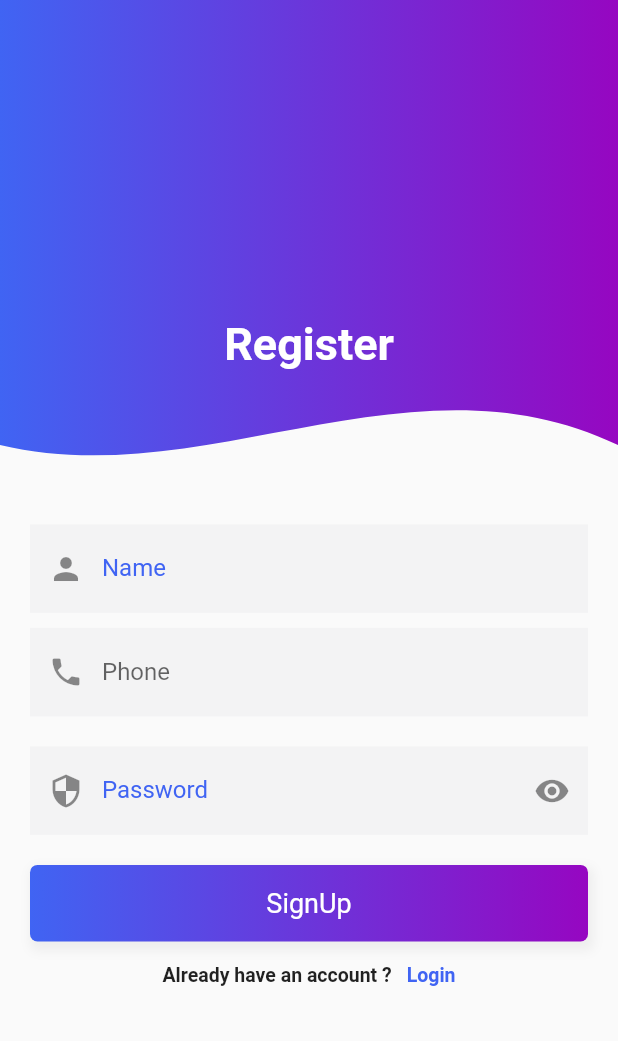
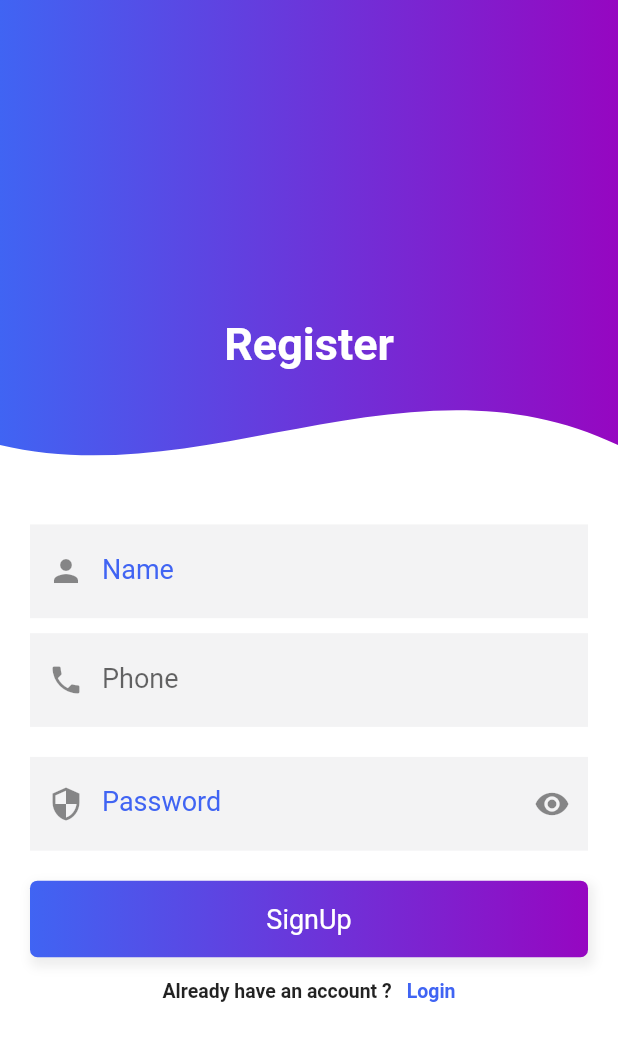
Before and after one commit to natnaelawel/one-green, a Flutter app: the SignUpPage screen opened by its route, on a phone screen of 412 x 824 dp. Shown: the top 1041 px of the screen. Run offline on Flutter 3.47's test engine with Material 2 defaults, Android fonts, the phone set to English and light mode, and no system bars; our stand-ins replace cloud_firestore, firebase_core, flutter_rating_bar, geolocator, google_maps_flutter, image_picker and 4 more; missing offline and left inert: geocoder; accounts and stored records are empty; network calls fail.

Commit message:
navigation and theme

```diff
--- a/lib/main.dart
+++ b/lib/main.dart
@@ -2,20 +2,23 @@
 
 import 'package:firebase_core/firebase_core.dart';
 import 'package:flutter/material.dart';
-import 'package:flutter_firestore_example/pages/Comments.dart';
-import 'package:flutter_firestore_example/pages/home.dart';
-import 'package:flutter_firestore_example/pages/login_screen.dart';
-import 'package:flutter_firestore_example/pages/map.dart';
-import 'package:flutter_firestore_example/pages/profile.dart';
-import 'pages/Navigator.dart';
-import 'package:flutter_firestore_example/pages/profile/edit_profile_page.dart';
-import 'package:flutter_firestore_example/pages/profile/profile.dart';
-import 'package:flutter_firestore_example/pages/register_screen.dart';
+import 'package:flutter_firestore_example/routes.dart';
+import 'package:flutter_firestore_example/utils/auth_provider.dart';
+import 'package:flutter_firestore_example/utils/my_theme.dart';
+import 'package:flutter_firestore_example/utils/theme.dart';
+import 'package:provider/provider.dart';
 
 Future<void> main() async {
   WidgetsFlutterBinding.ensureInitialized();
   await Firebase.initializeApp();
-  runApp(MyApp());
+  runApp(MultiProvider(providers: [
+    ChangeNotifierProvider(
+      create: (context) => UserRepository(),
+    ),
+    ChangeNotifierProvider(
+      create: (context) => MyTheme(),
+    ),
+  ], child: MyApp()));
 }
 
 class MyApp extends StatelessWidget {
@@ -24,46 +27,10 @@ class MyApp extends StatelessWidget {
     return MaterialApp(
         title: 'One Green',
         debugShowCheckedModeBanner: false,
-        theme: ThemeData(
-            primarySwatch: Colors.green,
-            accentColor: Colors.lightGreenAccent,
-            backgroundColor: Colors.black54),
+        theme: AppTheme.lightTheme,
+        darkTheme: AppTheme.darkTheme,
+        themeMode: Provider.of<MyTheme>(context).currentTheme(),
         initialRoute: "/",
-        onGenerateRoute: generateRoute);
-  }
-
-  Route<dynamic>? generateRoute(RouteSettings settings) {
-    switch (settings.name) {
-      case "/":
-        {
-          return MaterialPageRoute(
-              builder: (context) => UserNavigator());
-        }
-      case CollectorProfile.routeName:
-        {
-          return MaterialPageRoute(builder: (context) => CollectorProfile());
-        }
-      case MapPage.routeName:
-        {
-          return MaterialPageRoute(builder: (context) => MapPage());
-        }
-      case ProfilePage.routeName:
-        {
-          return MaterialPageRoute(builder: (context) => ProfilePage());
-        }
-      case EditProfilePage.routeName:
-        {
-          return MaterialPageRoute(builder: (context) => EditProfilePage());
-        }
-      case LoginPage.routeName:
-        {
-          return MaterialPageRoute(builder: (context) => LoginPage());
-        }
-      case SignUpPage.routeName:
-        {
-          return MaterialPageRoute(builder: (context) => SignUpPage());
-        }
-    }
-    return null;
+        onGenerateRoute: PageRouter.generateRoute);
   }
 }
--- /dev/null
+++ b/lib/model/enum.dart
@@ -0,0 +1,2 @@
+enum AuthState { SignIn, SignUp }
+enum ViewState { Ideal, Busy }
--- /dev/null
+++ b/lib/utils/auth_provider.dart
@@ -0,0 +1,32 @@
+import 'package:flutter/foundation.dart';
+
+enum Status { Uninitialized, Authenticated, Authenticating, Unauthenticated }
+
+class UserRepository with ChangeNotifier {
+  Map<String, dynamic>  _authenticatedUser = {};
+  Status _status = Status.Uninitialized;
+
+
+   Status get status => _status;
+   Map<String, dynamic> get authenticatedUser => _authenticatedUser;
+
+  Future<bool> signIn(String email, String password) async {
+    try {
+      _status = Status.Authenticating;
+      notifyListeners();
+
+      return true;
+    } catch (e) {
+      _status = Status.Unauthenticated;
+      notifyListeners();
+      return false;
+    }
+  }
+
+  Future signOut() async {
+    // _auth.signOut();
+    _status = Status.Unauthenticated;
+    notifyListeners();
+    return Future.delayed(Duration.zero);
+  }
+}
--- /dev/null
+++ b/lib/utils/theme.dart
@@ -0,0 +1,106 @@
+import 'package:flutter/material.dart';
+import 'package:flutter/painting.dart';
+
+class AppTheme {
+  //
+  AppTheme._();
+
+  static final ThemeData lightTheme = ThemeData(
+    scaffoldBackgroundColor: Colors.white,
+    appBarTheme: AppBarTheme(
+      color: Colors.white,
+      iconTheme: IconThemeData(
+        color: Colors.white,
+      ),
+    ),
+    colorScheme: ColorScheme.light(
+      primary: Colors.white,
+      onPrimary: Colors.white,
+      primaryVariant: Colors.white38,
+      secondary: Colors.red,
+    ),
+    cardTheme: CardTheme(
+      color: Colors.white,
+    ),
+    iconTheme: IconThemeData(
+      color: Colors.black54,
+    ),
+    textTheme: TextTheme(
+      headline1:TextStyle(
+        color: Colors.black,
+        fontSize: 20.0,
+      ),
+      headline2: TextStyle(
+        color: Colors.black87,
+        fontSize: 18.0,
+
+      ),
+      subtitle1: TextStyle(
+        color: Colors.black87,
+        fontSize: 18.0,
+      ),
+      subtitle2: TextStyle(
+        color: Colors.black87,
+        fontSize: 16.0,
+      ),
+      bodyText1: TextStyle(
+        color: Colors.black87,
+        fontSize: 18.0,
+      ),
+      bodyText2: TextStyle(
+        color: Colors.black87,
+        fontSize: 14.0,
+      ),
+    ),
+  );
+
+  static final ThemeData darkTheme = ThemeData(
+    scaffoldBackgroundColor: Color(0xFF26242F),
+    appBarTheme: AppBarTheme(
+      color: Color(0xFF26242F),
+      iconTheme: IconThemeData(
+        color: Colors.white,
+      ),
+    ),
+    colorScheme: ColorScheme.light(
+      primary: Color(0xFF26242F),
+      onPrimary: Color(0xFF26242F),
+      primaryVariant: Colors.black,
+      secondary: Colors.red,
+    ),
+    cardTheme: CardTheme(
+      color: Colors.black38,
+    ),
+    iconTheme: IconThemeData(
+      color: Colors.white70,
+    ),
+    textTheme: TextTheme(
+      headline1: TextStyle(
+        color: Colors.white,
+        fontSize: 20.0,
+        fontWeight: FontWeight.bold
+      ),
+      headline2: TextStyle(
+        color: Colors.white70,
+        fontSize: 18.0,
+
+      ),
+      subtitle1: TextStyle(
+        color: Colors.white70,
+        fontSize: 18.0,
+      ),
+      subtitle2: TextStyle(
+        color: Colors.white70,
+        fontSize: 16.0,
+      ),
+      bodyText1: TextStyle(
+        color: Colors.white70,
+        fontSize: 18.0,
+      ),
+      bodyText2: TextStyle(
+        color: Colors.white70,
+        fontSize: 14.0,
+      ),
+    ),
+  );
+}
```
Also changed, not shown: lib/model/base_model.dart (added, +22 -0 lines), lib/routes.dart (added, +150 -0 lines), lib/utils/my_theme.dart (added, +39 -0 lines), 2 other files.
